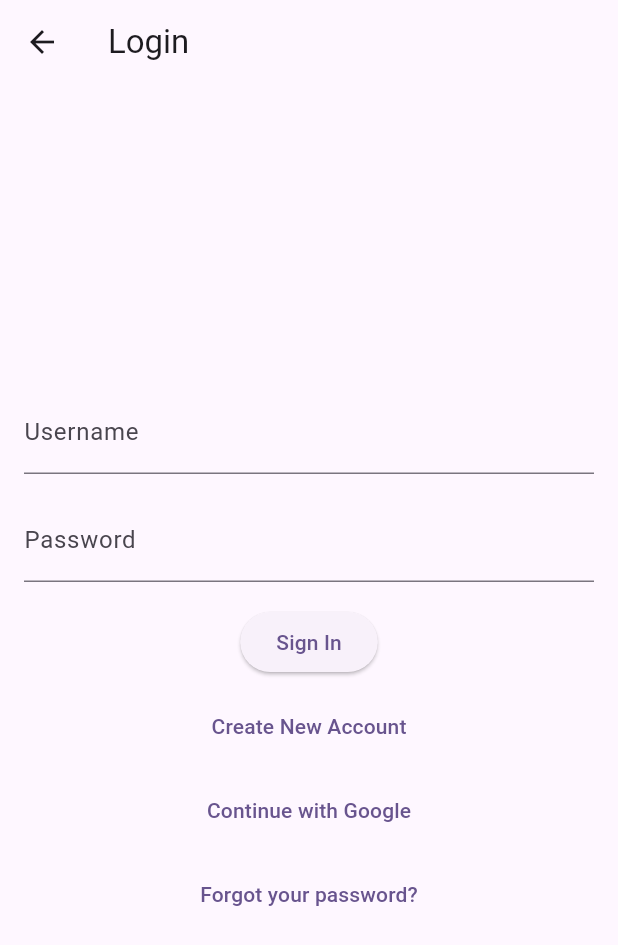
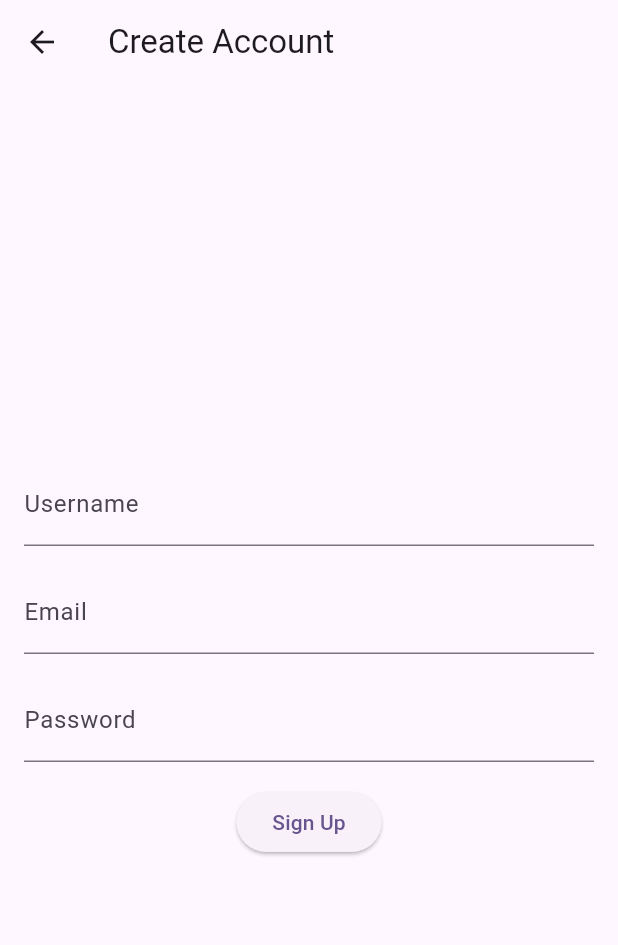
Before and after one commit to Emanuel532/Wigo, a Flutter app: the LoginScreen screen opened by its route, after a tap on "Create New Account", on a phone screen of 412 x 824 dp. Shown: the top 945 px of the screen. Run offline on Flutter 3.47's test engine with Material 3 defaults, Android fonts, the phone set to English and light mode, and no system bars; our stand-ins replace firebase_auth, firebase_core, go_router; accounts and stored records are empty.

Commit message:
create new account screen functionality (sign up)

```diff
--- /dev/null
+++ b/lib/controllers/new_acc_controller.dart
@@ -0,0 +1,20 @@
+import 'package:wigo/services/authentication_service.dart';
+
+class NewAccountController {
+  final AuthenticationService _authenticationService;
+
+  NewAccountController(this._authenticationService);
+
+  Future<void> createNewAccount(
+      {required String email,
+      required String password,
+      required String username}) async {
+    try {
+      await _authenticationService.signUpWithEmailAndPassword(
+          email: email, password: password, username: username);
+    } catch (e) {
+      //TODO: handle error for creating new user
+      throw e;
+    }
+  }
+}
--- a/lib/main.dart
+++ b/lib/main.dart
@@ -2,9 +2,10 @@ import 'package:flutter/material.dart';
 
 import 'package:firebase_core/firebase_core.dart';
 import 'package:go_router/go_router.dart';
+import 'package:wigo/screens/sign_up_screen.dart';
 import 'package:wigo/screens/home_screen.dart';
 import 'package:wigo/screens/log_in_screen.dart';
-import 'package:wigo/widgets/buttons/generic_button.dart';
+import 'package:wigo/services/authentication_utils.dart';
 
 import 'firebase_options.dart';
 
@@ -18,7 +19,12 @@ final GoRouter _router = GoRouter(
     GoRoute(
       path: '/',
       builder: (BuildContext context, GoRouterState state) {
-        return HomeScreen();
+        print(
+            'isUserAuthenticated: ${AuthenticationUtils.isUserAuthenticated()}');
+        return AuthenticationUtils
+                .isUserAuthenticated() //show the home screen if the user is authenticated
+            ? HomeScreen()
+            : LoginScreen();
       },
       routes: <RouteBase>[
         GoRoute(
@@ -26,6 +32,14 @@ final GoRouter _router = GoRouter(
           builder: (BuildContext context, GoRouterState state) {
             return LoginScreen();
           },
+          routes: <RouteBase>[
+            GoRoute(
+              path: 'create_account',
+              builder: (BuildContext context, GoRouterState state) {
+                return CreateAccountScreen();
+              },
+            )
+          ],
         ),
       ],
     ),
@@ -59,7 +73,6 @@ class MyApp extends StatelessWidget {
             child: Text('Error initializing Firebase'),
           );
         }
-
         return MaterialApp.router(
           routerConfig: _router,
           title: 'Wigo Trip Planner ',
--- a/lib/screens/home_screen.dart
+++ b/lib/screens/home_screen.dart
@@ -1,25 +1,35 @@
 import 'package:flutter/material.dart';
+import 'package:wigo/services/authentication_service.dart';
+import 'package:wigo/services/authentication_utils.dart';
 
-import 'package:wigo/services/authentication_utils.dart';
+import 'package:wigo/widgets/buttons/generic_button.dart';
 
 class HomeScreen extends StatelessWidget {
   @override
   Widget build(BuildContext context) {
-    if (AuthenticationUtils.isUserAuthenticated()) {
-      print('User is authenticated');
-    } else {
-      print('User is not authenticated');
-    }
-
     return Scaffold(
       appBar: AppBar(
         title: Text('Wigo Trip Planner'),
       ),
-      body: Center(
-        child: Text(
-          'Welcome to Wigo Tri Planner!',
-          style: TextStyle(fontSize: 24),
-        ),
+      body: Column(
+        children: [
+          Center(
+            child: Column(
+              children: [
+                Text(
+                  'Welcome to Wigo Tri Planner  ${AuthenticationUtils.currentUser?.uid} !',
+                  style: TextStyle(fontSize: 24),
+                ),
+                GenericButton(
+                  text: 'Sign Out',
+                  onPressed: () {
+                    AuthenticationService.signOut();
+                  },
+                ),
+              ],
+            ),
+          ),
+        ],
       ),
     );
   }
--- a/lib/screens/log_in_screen.dart
+++ b/lib/screens/log_in_screen.dart
@@ -1,4 +1,5 @@
 import 'package:flutter/material.dart';
+import 'package:go_router/go_router.dart';
 
 class LoginScreen extends StatelessWidget {
   @override
@@ -34,7 +35,8 @@ class LoginScreen extends StatelessWidget {
             SizedBox(height: 8.0),
             TextButton(
               onPressed: () {
-                // TODO: Implement create new account logic
+                // goRoute that takes the user to the new account creation screen
+                GoRouter.of(context).go('/login/create_account');
               },
               child: Text('Create New Account'),
             ),
--- /dev/null
+++ b/lib/screens/sign_up_screen.dart
@@ -0,0 +1,85 @@
+import 'package:flutter/material.dart';
+import 'package:go_router/go_router.dart';
+import 'package:wigo/controllers/new_acc_controller.dart';
+import 'package:wigo/services/authentication_service.dart';
+
+class CreateAccountScreen extends StatelessWidget {
+  TextEditingController usernameController = TextEditingController();
+  TextEditingController emailController = TextEditingController();
+  TextEditingController passwordController = TextEditingController();
+  @override
+  Widget build(BuildContext context) {
+    return Scaffold(
+      appBar: AppBar(
+        title: Text('Create Account'),
+      ),
+      body: Padding(
+        padding: EdgeInsets.all(16.0),
+        child: Column(
+          mainAxisAlignment: MainAxisAlignment.center,
+          children: [
+            TextField(
+              controller: usernameController,
+              decoration: InputDecoration(
+                labelText: 'Username',
+              ),
+            ),
+            SizedBox(height: 16.0),
+            TextField(
+              controller: emailController,
+              decoration: InputDecoration(
+                labelText: 'Email',
+              ),
+              keyboardType: TextInputType.emailAddress,
+            ),
+            SizedBox(height: 16.0),
+            TextField(
+              controller: passwordController,
+              decoration: InputDecoration(
+                labelText: 'Password',
+              ),
+              obscureText: true,
+            ),
+            SizedBox(height: 16.0),
+            ElevatedButton(
+              onPressed: () {
+                // check if all input fields are filled
+                // if not, show an error message
+                // if all fields are filled, create the account
+                if (usernameController.text.isEmpty ||
+                    emailController.text.isEmpty ||
+                    passwordController.text.isEmpty) {
+                  print('s');
+                  ScaffoldMessenger.of(context).showSnackBar(
+                    SnackBar(
+                      content: Text('Please fill in all fields'),
+                    ),
+                  );
+                } else {
+                  // create the account
+                  NewAccountController(AuthenticationService())
+                      .createNewAccount(
+                    username: usernameController.text,
+                    email: emailController.text,
+                    password: passwordController.text,
+                  )
+                      .then((value) {
+                    print('Account created');
+                    GoRouter.of(context).push('/');
+                  }).catchError((e) {
+                    ScaffoldMessenger.of(context).showSnackBar(
+                      SnackBar(
+                        content: Text('Error creating account: $e'),
+                      ),
+                    );
+                  });
+                }
+              },
+              child: Text('Sign Up'),
+            ),
+          ],
+        ),
+      ),
+    );
+  }
+}
--- a/lib/services/authentication_utils.dart
+++ b/lib/services/authentication_utils.dart
@@ -4,14 +4,14 @@ class AuthenticationUtils {
   /// Checks if the user is authenticated.
   /// Returns `true` if the user is authenticated, `false` otherwise.
   static bool isUserAuthenticated() {
-    bool isAuthenticated = false;
-    FirebaseAuth.instance.authStateChanges().listen((User? user) {
-      if (user == null) {
-        isAuthenticated = false;
-      } else {
-        isAuthenticated = true;
-      }
-    });
+    bool isAuthenticated = true;
+    if (FirebaseAuth.instance.currentUser == null) {
+      isAuthenticated = false;
+    }
     return isAuthenticated;
   }
+
+  static User? get currentUser {
+    return FirebaseAuth.instance.currentUser;
+  }
 }
```
Also changed, not shown: lib/services/authentication_service.dart (+59 -0 lines).
